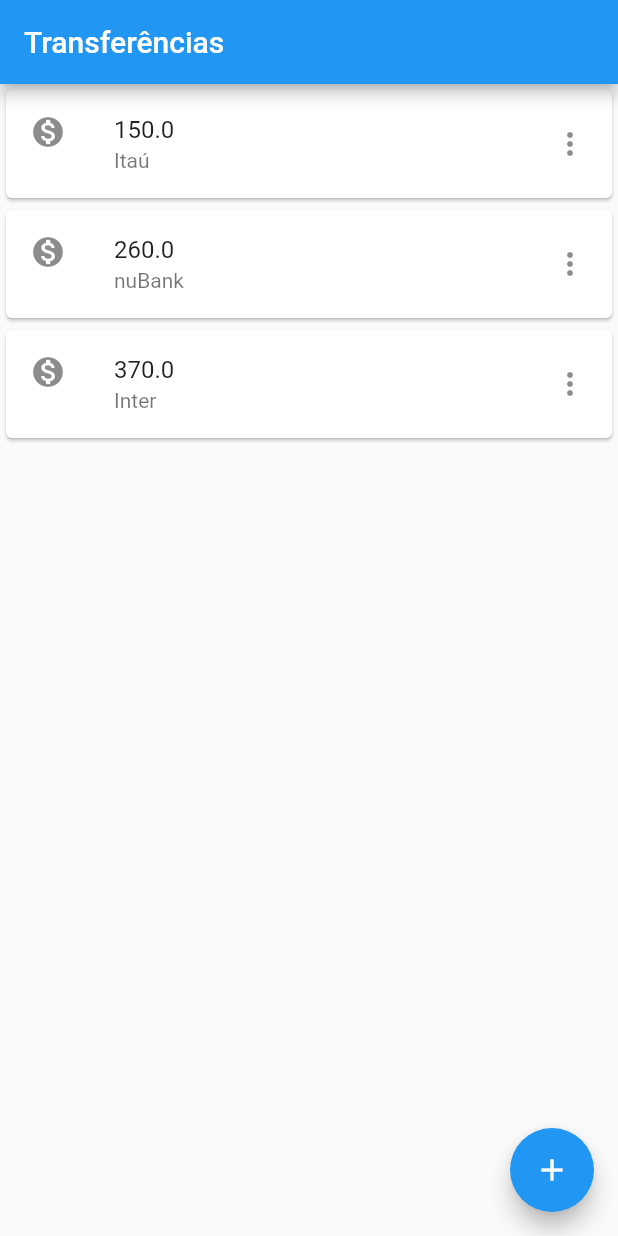
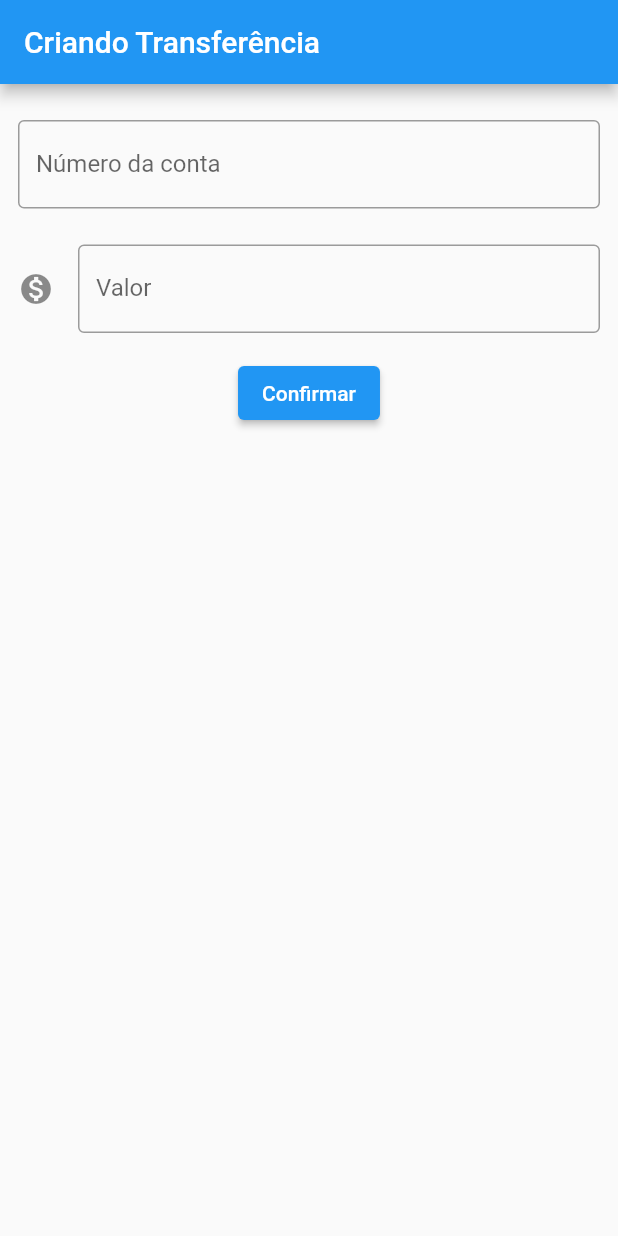
Before and after one commit to dnokaneda/flutter-bytebank, a Flutter app: the screen it shows after launch, on a phone screen of 412 x 824 dp. Run offline on Flutter 3.47's test engine with Material 2 defaults, Android fonts, the phone set to English and light mode, and no system bars.

Commit message:
Curso 01: módulo 03

```diff
--- a/lib/main.dart
+++ b/lib/main.dart
@@ -1,68 +1,93 @@
 import 'package:flutter/material.dart';
 
-void main() => runApp(MaterialApp(
-      home: Scaffold(
-        appBar: AppBar(
-          title: const Text('Transferências'),
-        ),
-        body: const ListaTransferencia(),
-        floatingActionButton: FloatingActionButton(
-          child: const Icon(Icons.add),
-          onPressed: () => '',
-        ),
-      ),
-      debugShowCheckedModeBanner: false,
-    ));
+void main() => runApp(const ByteBank());
 
-// StatefulWidget => permite alterações dinâmicas
-// StatelessWidget => widget estático
-
-// REFACTORE 02
-class ListaTransferencia extends StatelessWidget {
-  const ListaTransferencia({Key? key}) : super(key: key);
+class ByteBank extends StatelessWidget {
+  const ByteBank({Key? key}) : super(key: key);
 
   @override
   Widget build(BuildContext context) {
-    return Column(
-      children: const <Widget>[
-        ItemTransferencia(
-            transferencia: Transferencia(valor: 150.0, conta: 'Itaú')),
-        ItemTransferencia(
-            transferencia: Transferencia(valor: 260.0, conta: 'nuBank')),
-        ItemTransferencia(
-            transferencia: Transferencia(valor: 370.0, conta: 'Inter')),
-      ],
+    return const MaterialApp(
+      home: Formulario(),
+      debugShowCheckedModeBanner: false,
     );
   }
 }
 
-class ItemTransferencia extends StatelessWidget {
-  const ItemTransferencia({
-    Key? key,
-    required this.transferencia,
-  }) : super(key: key);
+class Formulario extends StatefulWidget {
+  const Formulario({Key? key}) : super(key: key);
 
-  final Transferencia transferencia;
+  @override
+  State<Formulario> createState() => _FormularioState();
+}
+
+class _FormularioState extends State<Formulario> {
+  final TextEditingController _controllerConta = TextEditingController();
+  final TextEditingController _controllerValor = TextEditingController();
 
   @override
   Widget build(BuildContext context) {
-    return Card(
-      child: ListTile(
-        leading: const Icon(Icons.monetization_on),
-        title: Text(transferencia.valor.toString()),
-        subtitle: Text(transferencia.conta),
-        trailing: const Icon(Icons.more_vert),
-      ),
-    );
+    return Scaffold(
+        appBar: AppBar(
+          title: const Text('Criando Transferência'),
+        ),
+        body: Column(
+          children: <Widget>[
+            // INPUT CONTA
+            Padding(
+              padding: const EdgeInsets.fromLTRB(12.0, 24.0, 12.0, 12.0),
+              child: TextField(
+                controller: _controllerConta,
+                keyboardType: const TextInputType.numberWithOptions(),
+                decoration: const InputDecoration(
+                  border: OutlineInputBorder(),
+                  labelText: 'Número da conta',
+                ),
+              ),
+            ),
+            // INPUT VALOR
+            Padding(
+              padding: const EdgeInsets.fromLTRB(12.0, 12.0, 12.0, 16.0),
+              child: TextField(
+                controller: _controllerValor,
+                keyboardType: const TextInputType.numberWithOptions(),
+                decoration: const InputDecoration(
+                  icon: Icon(Icons.monetization_on),
+                  border: OutlineInputBorder(),
+                  labelText: 'Valor',
+                ),
+              ),
+            ),
+            // BTN CONFIRMAR
+            ElevatedButton(
+              onPressed: () {
+                // debugPrint(_controllerConta.text);
+                // debugPrint(_controllerValor.text);
+                final int? conta = int.tryParse(_controllerConta.text);
+                final double? valor = double.tryParse(_controllerValor.text);
+                if (conta != null && valor != null) {
+                  final requisicao = Transferencia(conta: conta, valor: valor);
+                  debugPrint('$requisicao');
+                }
+              },
+              child: const Text('Confirmar'),
+            ),
+          ],
+        ));
   }
 }
 
 class Transferencia {
-  final double valor;
-  final String conta;
+  final int? conta;
+  final double? valor;
 
   const Transferencia({
-    required this.valor,
-    required this.conta,
+    this.conta,
+    this.valor,
   });
+
+  @override
+  String toString() {
+    return 'Transferencia: { conta: $conta , valor: $valor}';
+  }
 }
--- a/lib/main_refactore_01.dart
+++ /dev/null
@@ -1,56 +0,0 @@
-import 'package:flutter/material.dart';
-
-void main() => runApp(MaterialApp(
-      home: Scaffold(
-        appBar: AppBar(
-          title: const Text('Transferências'),
-        ),
-        body: const ListaTransferencia(),
-        floatingActionButton: FloatingActionButton(
-          child: const Icon(Icons.add),
-          onPressed: () => '',
-        ),
-      ),
-      debugShowCheckedModeBanner: false,
-    ));
-
-// StatefulWidget => permite alterações dinâmicas
-// StatelessWidget => widget estático
-
-class ListaTransferencia extends StatelessWidget {
-  const ListaTransferencia({Key? key}) : super(key: key);
-
-  @override
-  Widget build(BuildContext context) {
-    return Column(
-      children: const <Widget>[
-        ItemTransferencia(valor: '100', conta: 'Itaú'),
-        ItemTransferencia(valor: '250', conta: 'nuBank'),
-        ItemTransferencia(valor: '2750', conta: 'Inter'),
-      ],
-    );
-  }
-}
-
-class ItemTransferencia extends StatelessWidget {
-  const ItemTransferencia({
-    Key? key,
-    required this.valor,
-    required this.conta,
-  }) : super(key: key);
-
-  final String valor;
-  final String conta;
-
-  @override
-  Widget build(BuildContext context) {
-    return Card(
-      child: ListTile(
-        leading: const Icon(Icons.monetization_on),
-        title: Text(valor),
-        subtitle: Text(conta),
-        trailing: const Icon(Icons.more_vert),
-      ),
-    );
-  }
-}
--- /dev/null
+++ b/lib/transferencia.dart
@@ -0,0 +1,59 @@
+import 'package:flutter/material.dart';
+
+class ListaTransferencia extends StatelessWidget {
+  const ListaTransferencia({Key? key}) : super(key: key);
+
+  @override
+  Widget build(BuildContext context) {
+    return Scaffold(
+      appBar: AppBar(
+        title: const Text('Transferências'),
+      ),
+      body: Column(
+        children: const <Widget>[
+          ItemTransferencia(
+              transferencia: Transferencia(valor: 150.0, conta: 'Itaú')),
+          ItemTransferencia(
+              transferencia: Transferencia(valor: 260.0, conta: 'nuBank')),
+          ItemTransferencia(
+              transferencia: Transferencia(valor: 370.0, conta: 'Inter')),
+        ],
+      ),
+      floatingActionButton: const FloatingActionButton(
+        child: Icon(Icons.add),
+        onPressed: null,
+      ),
+    );
+  }
+}
+
+class ItemTransferencia extends StatelessWidget {
+  const ItemTransferencia({
+    Key? key,
+    required this.transferencia,
+  }) : super(key: key);
+
+  final Transferencia transferencia;
+
+  @override
+  Widget build(BuildContext context) {
+    return Card(
+      child: ListTile(
+        leading: const Icon(Icons.monetization_on),
+        title: Text(transferencia.valor.toString()),
+        subtitle: Text(transferencia.conta),
+        trailing: const Icon(Icons.more_vert),
+      ),
+    );
+  }
+}
+
+class Transferencia {
+  final double valor;
+  final String conta;
+
+  const Transferencia({
+    required this.valor,
+    required this.conta,
+  });
+}
```
